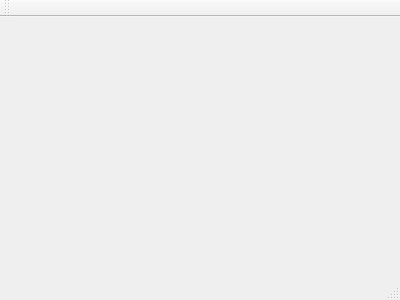
Qt form fu_server/mainwindow.ui (gabrielalzamora/kinect_srv_client) before a commit.
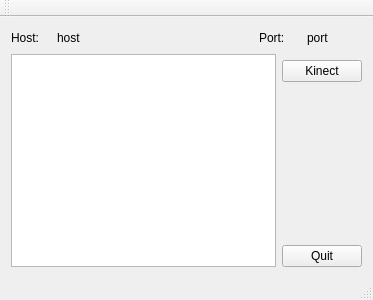
The same form after that commit.

The edit to the form file:
```diff
--- a/fu_server/mainwindow.ui
+++ b/fu_server/mainwindow.ui
@@ -1,24 +1,155 @@
 <ui version="4.0">
  <class>MainWindow</class>
- <widget class="QMainWindow" name="MainWindow" >
-  <property name="geometry" >
+ <widget class="QMainWindow" name="MainWindow">
+  <property name="geometry">
    <rect>
     <x>0</x>
     <y>0</y>
-    <width>400</width>
+    <width>373</width>
     <height>300</height>
    </rect>
   </property>
   <property name="windowTitle" >
    <string>MainWindow</string>
   </property>
-  <widget class="QMenuBar" name="menuBar" />
-  <widget class="QToolBar" name="mainToolBar" />
-  <widget class="QWidget" name="centralWidget" />
-  <widget class="QStatusBar" name="statusBar" />
+  <widget class="QWidget" name="centralWidget">
+   <layout class="QGridLayout" name="gridLayout">
+    <item row="0" column="0">
+     <widget class="QLabel" name="labelH">
+      <property name="minimumSize">
+       <size>
+        <width>40</width>
+        <height>0</height>
+       </size>
+      </property>
+      <property name="maximumSize">
+       <size>
+        <width>40</width>
+        <height>16777215</height>
+       </size>
+      </property>
+      <property name="text">
+       <string>Host:</string>
+      </property>
+     </widget>
+    </item>
+    <item row="0" column="1">
+     <widget class="QLabel" name="labelHost">
+      <property name="minimumSize">
+       <size>
+        <width>150</width>
+        <height>0</height>
+       </size>
+      </property>
+      <property name="text">
+       <string>host</string>
+      </property>
+     </widget>
+    </item>
+    <item row="0" column="2">
+     <spacer name="horizontalSpacer">
+      <property name="orientation">
+       <enum>Qt::Horizontal</enum>
+      </property>
+      <property name="sizeHint" stdset="0">
+       <size>
+        <width>36</width>
+        <height>20</height>
+       </size>
+      </property>
+     </spacer>
+    </item>
+    <item row="0" column="3" colspan="2">
+     <widget class="QLabel" name="labelP">
+      <property name="minimumSize">
+       <size>
+        <width>40</width>
+        <height>0</height>
+       </size>
+      </property>
+      <property name="maximumSize">
+       <size>
+        <width>40</width>
+        <height>16777215</height>
+       </size>
+      </property>
+      <property name="text">
+       <string>Port:</string>
+      </property>
+     </widget>
+    </item>
+    <item row="0" column="5">
+     <widget class="QLabel" name="labelPort">
+      <property name="minimumSize">
+       <size>
+        <width>55</width>
+        <height>0</height>
+       </size>
+      </property>
+      <property name="maximumSize">
+       <size>
+        <width>55</width>
+        <height>16777215</height>
+       </size>
+      </property>
+      <property name="text">
+       <string>port</string>
+      </property>
+     </widget>
+    </item>
+    <item row="1" column="0" rowspan="4" colspan="4">
+     <widget class="QGraphicsView" name="graphicsView"/>
+    </item>
+    <item row="2" column="4" colspan="2">
+     <widget class="QPushButton" name="pbKinect">
+      <property name="text">
+       <string>Kinect</string>
+      </property>
+     </widget>
+    </item>
+    <item row="4" column="4" colspan="2">
+     <widget class="QPushButton" name="pbQuit">
+      <property name="text">
+       <string>Quit</string>
+      </property>
+     </widget>
+    </item>
+    <item row="3" column="5">
+     <spacer name="verticalSpacer">
+      <property name="orientation">
+       <enum>Qt::Vertical</enum>
+      </property>
+      <property name="sizeHint" stdset="0">
+       <size>
+        <width>20</width>
+        <height>78</height>
+       </size>
+      </property>
+     </spacer>
+    </item>
+   </layout>
+  </widget>
+  <widget class="QMenuBar" name="menuBar">
+   <property name="geometry">
+    <rect>
+     <x>0</x>
+     <y>0</y>
+     <width>373</width>
+     <height>25</height>
+    </rect>
+   </property>
+  </widget>
+  <widget class="QToolBar" name="mainToolBar">
+   <attribute name="toolBarArea">
+    <enum>TopToolBarArea</enum>
+   </attribute>
+   <attribute name="toolBarBreak">
+    <bool>false</bool>
+   </attribute>
+  </widget>
+  <widget class="QStatusBar" name="statusBar"/>
  </widget>
- <layoutDefault spacing="6" margin="11" />
- <pixmapfunction></pixmapfunction>
+ <layoutdefault spacing="6" margin="11"/>
  <resources/>
  <connections/>
 </ui>
```
Left out of the diff: 5 changed lines with no effect on the pictures.
